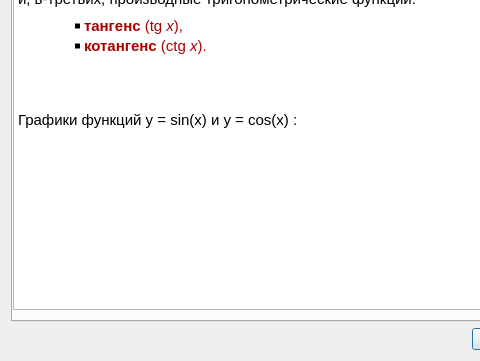
Before: the Qt Designer form help.ui in spellanser/graphx, drawn with Qt 5; both pictures show x 0 to 480 and y 333 to 694 of the 937 by 694 pixel window.
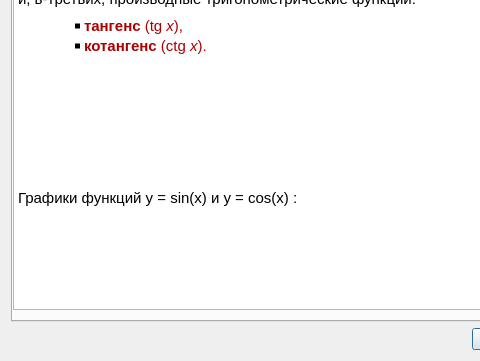
After: the same form once the commit is applied. The open tabs and pages were chosen to show the change. Icons and pictures are not drawn.

```diff
--- a/help.ui
+++ b/help.ui
@@ -210,9 +210,15 @@
 &lt;ul type=&quot;square&quot; style=&quot;margin-top: 0px; margin-bottom: 0px; margin-left: 0px; margin-right: 0px; -qt-list-indent: 1;&quot;&gt;&lt;li style=&quot; font-family:'sans-serif'; color:#000000;&quot; style=&quot; margin-top:5px; margin-bottom:2px; margin-left:26px; margin-right:0px; -qt-block-indent:0; text-indent:0px;&quot;&gt;&lt;span style=&quot; font-weight:600; color:#aa0000;&quot;&gt;тангенс&lt;/span&gt;&lt;span style=&quot; color:#aa0000;&quot;&gt; (&lt;/span&gt;&lt;span style=&quot; font-family:'serif,palatino linotype,new athena unicode,athena,gentium,code2000'; color:#aa0000;&quot;&gt;tg &lt;/span&gt;&lt;span style=&quot; font-family:'serif,palatino linotype,new athena unicode,athena,gentium,code2000'; font-style:italic; color:#aa0000;&quot;&gt;x&lt;/span&gt;&lt;span style=&quot; color:#aa0000;&quot;&gt;),&lt;/span&gt;&lt;/li&gt;
 &lt;li style=&quot; font-family:'sans-serif'; color:#aa0000;&quot; style=&quot; margin-top:0px; margin-bottom:2px; margin-left:26px; margin-right:0px; -qt-block-indent:0; text-indent:0px;&quot;&gt;&lt;span style=&quot; font-weight:600;&quot;&gt;котангенс&lt;/span&gt; (&lt;span style=&quot; font-family:'serif,palatino linotype,new athena unicode,athena,gentium,code2000';&quot;&gt;ctg &lt;/span&gt;&lt;span style=&quot; font-family:'serif,palatino linotype,new athena unicode,athena,gentium,code2000'; font-style:italic;&quot;&gt;x&lt;/span&gt;).&lt;br /&gt;&lt;/li&gt;&lt;/ul&gt;
 &lt;p style=&quot; margin-top:0px; margin-bottom:2px; margin-left:26px; margin-right:0px; -qt-block-indent:0; text-indent:0px;&quot;&gt;&lt;span style=&quot; font-family:'sans-serif'; color:#aa0000;&quot;&gt;&lt;br /&gt;&lt;/span&gt;&lt;/p&gt;
+&lt;p style=&quot; margin-top:0px; margin-bottom:2px; margin-left:26px; margin-right:0px; -qt-block-indent:0; text-indent:0px;&quot;&gt;&lt;img src=&quot;:/Res/res/sin.png&quot; /&gt;&lt;/p&gt;
+&lt;p style=&quot;-qt-paragraph-type:empty; margin-top:0px; margin-bottom:2px; margin-left:26px; margin-right:0px; -qt-block-indent:0; text-indent:0px; font-family:'sans-serif'; color:#aa0000;&quot;&gt;&lt;/p&gt;
+&lt;p style=&quot;-qt-paragraph-type:empty; margin-top:0px; margin-bottom:2px; margin-left:26px; margin-right:0px; -qt-block-indent:0; text-indent:0px; font-family:'sans-serif'; color:#aa0000;&quot;&gt;&lt;/p&gt;
+&lt;p style=&quot;-qt-paragraph-type:empty; margin-top:0px; margin-bottom:2px; margin-left:26px; margin-right:0px; -qt-block-indent:0; text-indent:0px; font-family:'sans-serif'; color:#aa0000;&quot;&gt;&lt;/p&gt;
 &lt;p style=&quot; margin-top:0px; margin-bottom:0px; margin-left:0px; margin-right:0px; -qt-block-indent:0; text-indent:0px;&quot;&gt;&lt;span style=&quot; color:#000000;&quot;&gt;Графики функций y = sin(x) и y = cos(x) :&lt;/span&gt;&lt;/p&gt;
 &lt;p style=&quot;-qt-paragraph-type:empty; margin-top:0px; margin-bottom:0px; margin-left:0px; margin-right:0px; -qt-block-indent:0; text-indent:0px; color:#000000;&quot;&gt;&lt;/p&gt;
-&lt;p style=&quot; margin-top:0px; margin-bottom:0px; margin-left:0px; margin-right:0px; -qt-block-indent:0; text-indent:0px;&quot;&gt;&lt;img src=&quot;:/Res/res/Снимок-9 (копия).png&quot; /&gt;&lt;/p&gt;&lt;/body&gt;&lt;/html&gt;</string>
+&lt;p style=&quot; margin-top:0px; margin-bottom:0px; margin-left:0px; margin-right:0px; -qt-block-indent:0; text-indent:0px;&quot;&gt;&lt;img src=&quot;:/Res/res/sin2.png&quot; /&gt;&lt;/p&gt;
+&lt;p style=&quot;-qt-paragraph-type:empty; margin-top:0px; margin-bottom:0px; margin-left:0px; margin-right:0px; -qt-block-indent:0; text-indent:0px; color:#000000;&quot;&gt;&lt;/p&gt;
+&lt;p style=&quot;-qt-paragraph-type:empty; margin-top:0px; margin-bottom:0px; margin-left:0px; margin-right:0px; -qt-block-indent:0; text-indent:0px;&quot;&gt;&lt;/p&gt;&lt;/body&gt;&lt;/html&gt;</string>
        </property>
       </widget>
      </widget>
```
Left out of the diff: 11 changed lines with no effect on the pictures.
